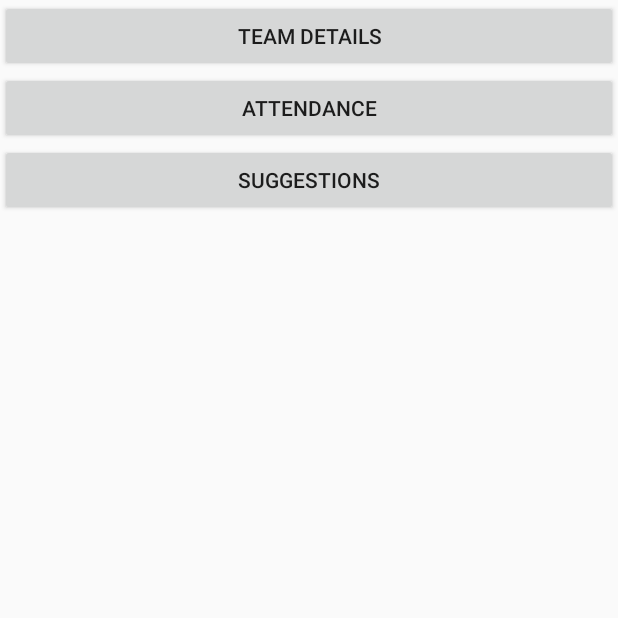
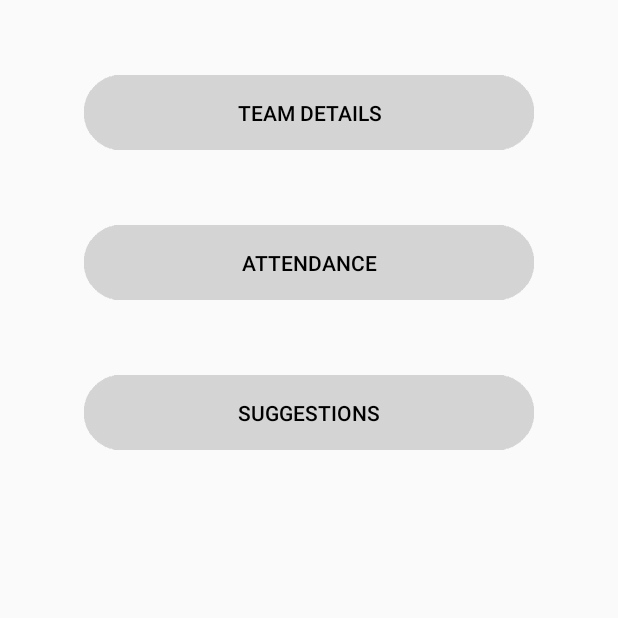
Before and after one commit to ashutosh15017/Sportify_version1, an Android app: the fragment C_myTeam_fragment shown on its own in the app's theme, on a phone screen of 412 x 824 dp, the top half of it. Run offline under Robolectric (Android 15) with nearby library versions, the phone set to English and light mode, and no system bars.

```diff
--- a/app/src/main/res/layout/fragment_c_my_team_fragment.xml
+++ b/app/src/main/res/layout/fragment_c_my_team_fragment.xml
@@ -11,21 +11,33 @@
         android:orientation="vertical">
 
         <Button
+            android:layout_marginTop="50dp"
             android:id="@+id/buttonTeamDetails"
-            android:layout_width="match_parent"
-            android:layout_height="wrap_content"
-            android:text="team details" />
+            android:layout_width="300dp"
+            android:layout_height="50dp"
+            android:textColor="@android:color/black"
+            android:text="team details"
+            android:layout_gravity="center_horizontal"
+            android:background="@drawable/check_box"/>
 
         <Button
             android:id="@+id/buttonAttendance"
-            android:layout_width="match_parent"
-            android:layout_height="wrap_content"
-            android:text="attendance" />
+            android:layout_width="300dp"
+            android:layout_height="50dp"
+            android:textColor="@android:color/black"
+            android:text="attendance"
+            android:layout_marginTop="50dp"
+            android:layout_gravity="center_horizontal"
+            android:background="@drawable/check_box"/>
 
         <Button
             android:id="@+id/buttonSuggestions"
-            android:layout_width="match_parent"
-            android:layout_height="wrap_content"
-            android:text="suggestions" />
+            android:layout_width="300dp"
+            android:layout_height="50dp"
+            android:textColor="@android:color/black"
+            android:text="suggestions"
+            android:layout_marginTop="50dp"
+            android:layout_gravity="center_horizontal"
+            android:background="@drawable/check_box"/>
     </LinearLayout>
 </FrameLayout>
```
